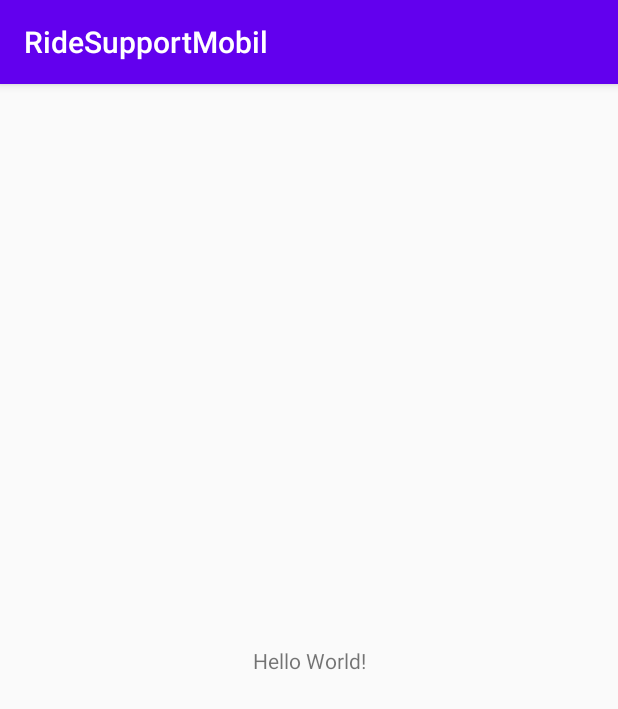
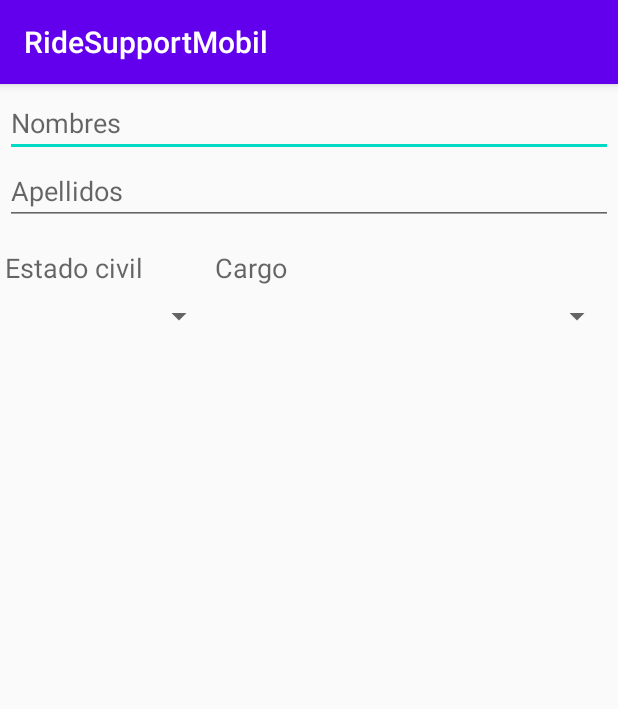
Before and after one commit to Ride-support/mobile-app, an Android app: the screen it shows after launch (MainActivity), on a phone screen of 412 x 824 dp. Shown: the top 709 px of the screen. Run offline under Robolectric (Android 15) with nearby library versions, the phone set to English and light mode, and no system bars.

Commit message:
Layouts :twisted_rightwards_arrows:

```diff
--- a/app/src/main/java/com/example/ridesupportmobil/MainActivity.java
+++ b/app/src/main/java/com/example/ridesupportmobil/MainActivity.java
@@ -9,6 +9,6 @@ public class MainActivity extends AppCompatActivity {
     @Override
     protected void onCreate(Bundle savedInstanceState) {
         super.onCreate(savedInstanceState);
-        setContentView(R.layout.activity_main);
+        setContentView(R.layout.register);
     }
 }
--- a/app/src/main/res/layout/activity_main.xml
+++ b/app/src/main/res/layout/activity_main.xml
@@ -1,18 +1,30 @@
-<?xml version="1.0" encoding="utf-8"?>
-<androidx.constraintlayout.widget.ConstraintLayout xmlns:android="http://schemas.android.com/apk/res/android"
-    xmlns:app="http://schemas.android.com/apk/res-auto"
+<FrameLayout xmlns:android="http://schemas.android.com/apk/res/android"
     xmlns:tools="http://schemas.android.com/tools"
     android:layout_width="match_parent"
     android:layout_height="match_parent"
     tools:context=".MainActivity">
 
-    <TextView
-        android:layout_width="wrap_content"
-        android:layout_height="wrap_content"
-        android:text="Hello World!"
-        app:layout_constraintBottom_toBottomOf="parent"
-        app:layout_constraintLeft_toLeftOf="parent"
-        app:layout_constraintRight_toRightOf="parent"
-        app:layout_constraintTop_toTopOf="parent" />
+    <Button
+        android:layout_width="match_parent"
+        android:layout_height="60dp"
+        android:text="Registrarse"
+        android:id="@+id/boton_login"
+        android:layout_gravity="center_horizontal|bottom"/>
+    <Button
+        android:layout_width="match_parent"
+        android:layout_height="60dp"
+        android:text="Iniciar sesión"
+        android:id="@+id/boton_register"
+        />
 
-</androidx.constraintlayout.widget.ConstraintLayout>
+    <ImageView
+        android:id="@+id/imagen_background"
+        android:layout_width="match_parent"
+        android:layout_height="match_parent"
+        android:layout_gravity="top|center"
+
+
+        android:src="@drawable/logo_ridesupport" />
+
+
+</FrameLayout>
--- /dev/null
+++ b/app/src/main/res/layout/register.xml
@@ -0,0 +1,73 @@
+<?xml version="1.0" encoding="utf-8"?>
+<RelativeLayout xmlns:android="http://schemas.android.com/apk/res/android"
+    android:layout_width="match_parent"
+    android:layout_height="match_parent"
+    android:padding="3dp">
+
+    <EditText
+        android:id="@+id/input_nombre"
+        android:layout_width="match_parent"
+        android:layout_height="wrap_content"
+        android:layout_alignParentLeft="true"
+        android:layout_alignParentStart="true"
+        android:layout_alignParentTop="true"
+        android:ems="10"
+        android:hint="Nombres"
+        android:inputType="textPersonName" />
+
+    <EditText
+        android:id="@+id/input_apellido"
+        android:layout_width="match_parent"
+        android:layout_height="wrap_content"
+        android:layout_alignParentLeft="true"
+        android:layout_alignParentStart="true"
+        android:layout_below="@+id/input_nombre"
+        android:ems="10"
+        android:hint="Apellidos"
+        android:inputType="textPersonName" />
+
+    <TextView
+        android:id="@+id/texto_estado_civil"
+        android:layout_width="wrap_content"
+        android:layout_height="wrap_content"
+        android:layout_alignParentLeft="true"
+        android:layout_alignParentStart="true"
+        android:layout_below="@+id/input_apellido"
+        android:layout_marginRight="48dp"
+        android:paddingBottom="8dp"
+        android:paddingTop="16dp"
+        android:text="Estado civil"
+        android:textAppearance="?android:attr/textAppearanceMedium" />
+
+    <Spinner
+        android:id="@+id/spinner_estado_civil"
+        android:layout_width="wrap_content"
+        android:layout_height="wrap_content"
+        android:layout_alignParentLeft="true"
+        android:layout_below="@+id/texto_estado_civil"
+        android:layout_toLeftOf="@+id/spinner_cargo"
+        android:entries="@array/lista_estado_civil" />
+
+    <TextView
+        android:id="@+id/texto_cargo"
+        android:layout_width="wrap_content"
+        android:layout_height="wrap_content"
+        android:layout_below="@+id/input_apellido"
+        android:layout_centerHorizontal="true"
+        android:layout_toRightOf="@+id/texto_estado_civil"
+        android:paddingBottom="8dp"
+        android:paddingTop="16dp"
+        android:text="Cargo"
+        android:textAppearance="?android:attr/textAppearanceMedium" />
+
+    <Spinner
+        android:id="@+id/spinner_cargo"
+        android:layout_width="wrap_content"
+        android:layout_height="wrap_content"
+        android:layout_alignLeft="@+id/texto_cargo"
+        android:layout_alignParentRight="true"
+        android:layout_alignStart="@+id/texto_cargo"
+        android:layout_below="@+id/texto_cargo"
+        android:entries="@array/lista_cargo" />
+
+</RelativeLayout>
--- /dev/null
+++ b/app/src/main/res/layout/register_company.xml
@@ -0,0 +1,6 @@
+<?xml version="1.0" encoding="utf-8"?>
+<androidx.constraintlayout.widget.ConstraintLayout
+    xmlns:android="http://schemas.android.com/apk/res/android" android:layout_width="match_parent"
+    android:layout_height="match_parent">
+
+</androidx.constraintlayout.widget.ConstraintLayout>
--- /dev/null
+++ b/app/src/main/res/layout/register_service.xml
@@ -0,0 +1,6 @@
+<?xml version="1.0" encoding="utf-8"?>
+<androidx.constraintlayout.widget.ConstraintLayout
+    xmlns:android="http://schemas.android.com/apk/res/android" android:layout_width="match_parent"
+    android:layout_height="match_parent">
+
+</androidx.constraintlayout.widget.ConstraintLayout>
```
Also changed, not shown: app/src/main/res/layout/login.xml (added, +54 -0 lines), app/src/main/res/drawable/logo_ridesupport.png (added).
